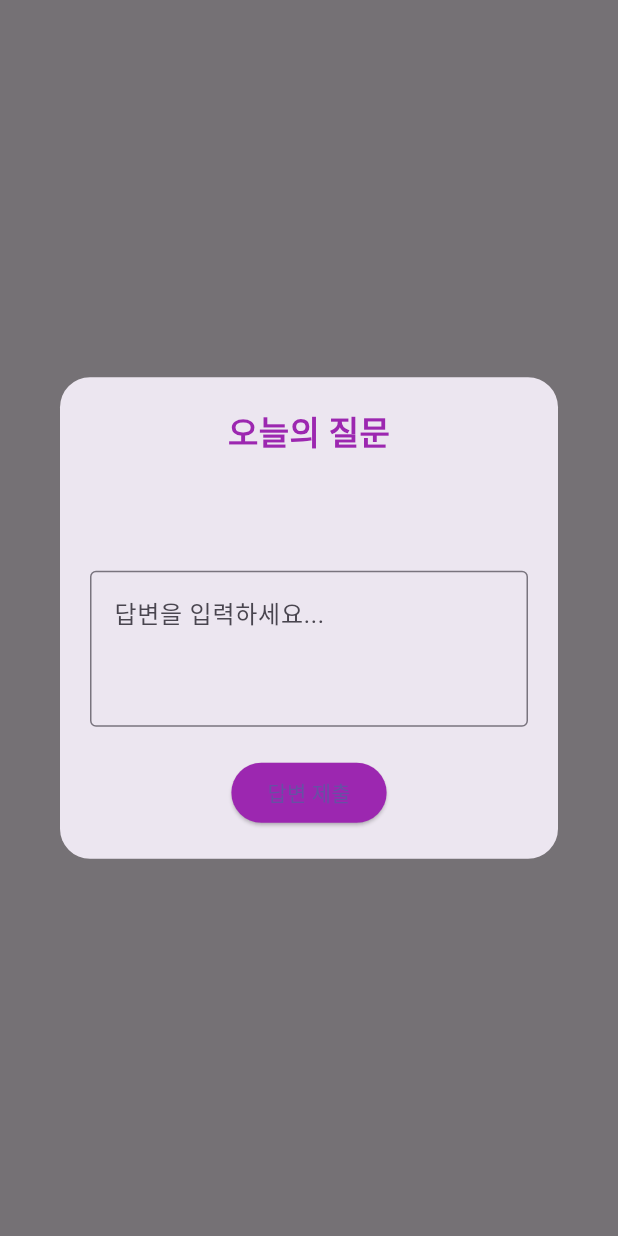
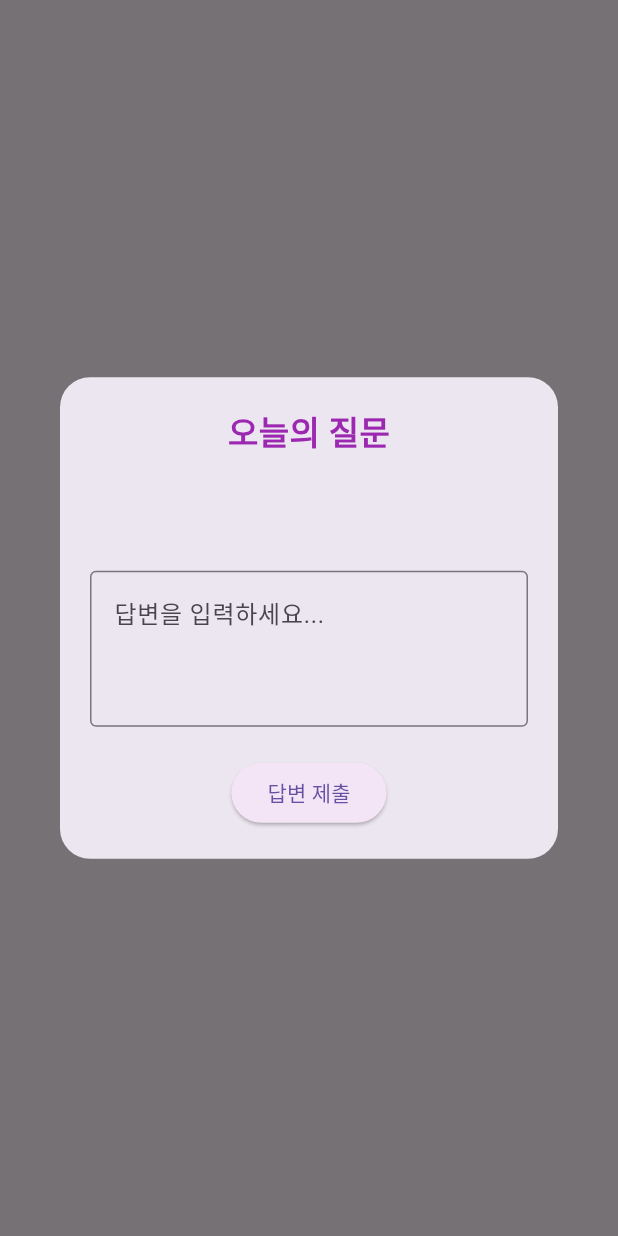
Before and after one commit to JINHONG0331/sw-team, a Flutter app: what show() shows on an empty page, opened directly with empty values, on a phone screen of 412 x 824 dp. Run offline on Flutter 3.47's test engine with Material 3 defaults, Android fonts, the light colour scheme and no system bars; our stand-ins replace shared_preferences; accounts and stored records are empty; network calls fail.

Commit message:
답변제출 배경색 변경

```diff
--- a/lib/src/today_question_dialog.dart
+++ b/lib/src/today_question_dialog.dart
@@ -52,7 +52,7 @@ class TodayQuestionDialog {
                     // TODO: 답변 저장
                   },
                   style: ElevatedButton.styleFrom(
-                    backgroundColor: Colors.purple,
+                    backgroundColor: const Color(0xFFF3E5F5),
                   ),
                   child: Text("답변 제출"),
                 ),
```
Also changed, not shown: lib/src/weather/weather_api.dart (+4 -4 lines).
